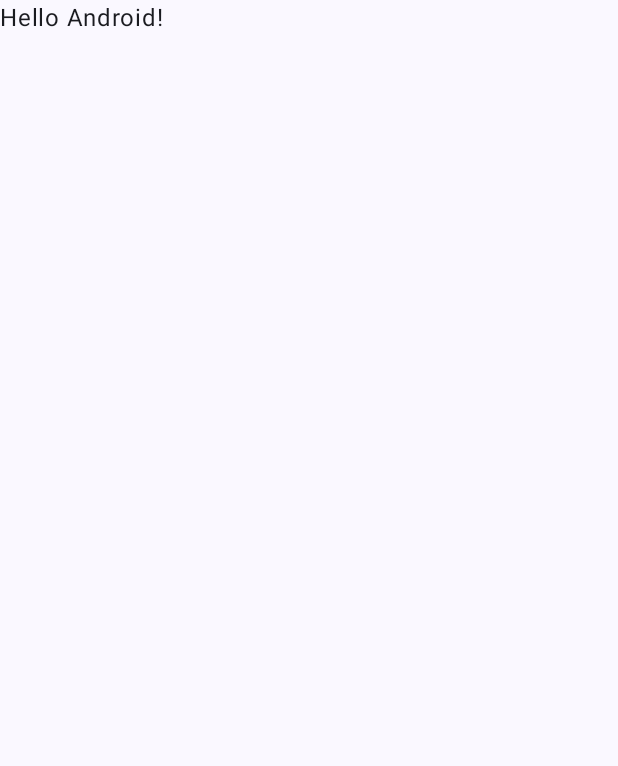
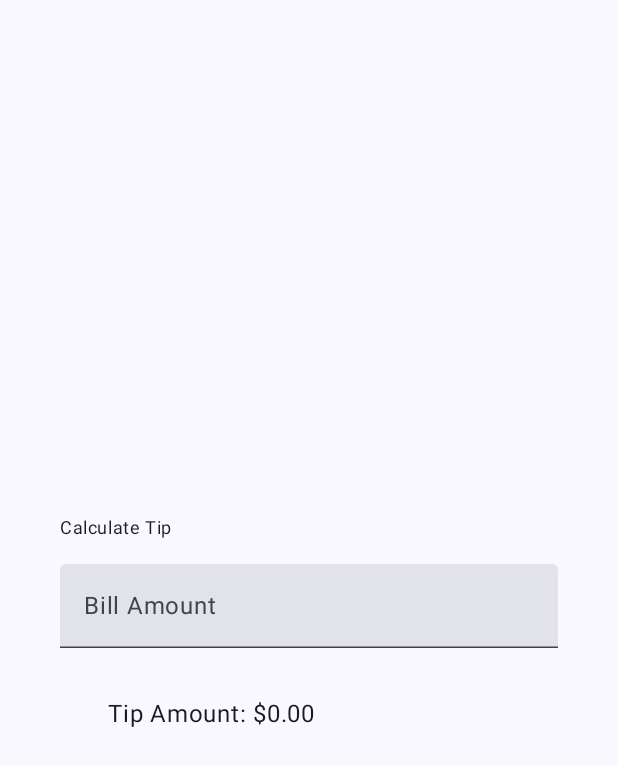
Before and after one commit to PrimozPernat/Dice-Roller-Compose, an Android app built with Jetpack Compose: the screen it shows after launch (MainActivity before the commit, TipCalculatorActivity after it), on a phone screen of 412 x 824 dp. Before the commit the part shown is almost empty. Shown: the top 766 px of the screen. Run offline under Robolectric (Android 15) with nearby library versions, the phone set to English and light mode, and no system bars.

Commit message:
Tip Calculator conclusion, also important: http://tinyurl.com/yzecnzfh

```diff
--- a/app/tipcalcultor/src/main/AndroidManifest.xml
+++ b/app/tipcalcultor/src/main/AndroidManifest.xml
@@ -9,7 +9,7 @@
         android:supportsRtl="true"
         android:theme="@style/Theme.DiceRollerCompose">
         <activity
-            android:name=".MainActivity"
+            android:name=".TipCalculatorActivity"
             android:exported="true"
             android:label="@string/app_name"
             android:theme="@style/Theme.DiceRollerCompose">
--- a/app/tipcalcultor/src/main/java/pp/tipcalcultor/TipCalculatorActivity.kt
+++ b/app/tipcalcultor/src/main/java/pp/tipcalcultor/TipCalculatorActivity.kt
@@ -3,16 +3,35 @@ package pp.tipcalcultor
 import android.os.Bundle
 import androidx.activity.ComponentActivity
 import androidx.activity.compose.setContent
+import androidx.compose.foundation.layout.Arrangement
+import androidx.compose.foundation.layout.Column
 import androidx.compose.foundation.layout.fillMaxSize
+import androidx.compose.foundation.layout.fillMaxWidth
+import androidx.compose.foundation.layout.padding
+import androidx.compose.foundation.layout.safeDrawingPadding
+import androidx.compose.foundation.layout.statusBarsPadding
+import androidx.compose.foundation.rememberScrollState
+import androidx.compose.foundation.text.KeyboardOptions
+import androidx.compose.foundation.verticalScroll
 import androidx.compose.material3.MaterialTheme
 import androidx.compose.material3.Surface
 import androidx.compose.material3.Text
+import androidx.compose.material3.TextField
 import androidx.compose.runtime.Composable
+import androidx.compose.runtime.getValue
+import androidx.compose.runtime.mutableStateOf
+import androidx.compose.runtime.remember
+import androidx.compose.runtime.setValue
+import androidx.compose.ui.Alignment
 import androidx.compose.ui.Modifier
+import androidx.compose.ui.res.stringResource
+import androidx.compose.ui.text.input.KeyboardType
 import androidx.compose.ui.tooling.preview.Preview
+import androidx.compose.ui.unit.dp
 import pp.tipcalcultor.ui.theme.DiceRollerComposeTheme
+import java.text.NumberFormat
 
-class MainActivity : ComponentActivity() {
+class TipCalculatorActivity : ComponentActivity() {
     override fun onCreate(savedInstanceState: Bundle?) {
         super.onCreate(savedInstanceState)
         setContent {
@@ -22,25 +41,82 @@ class MainActivity : ComponentActivity() {
                     modifier = Modifier.fillMaxSize(),
                     color = MaterialTheme.colorScheme.background
                 ) {
-                    Greeting("Android")
+                    TipTimeLayout()
                 }
             }
         }
     }
 }
 
+@Preview(showBackground = true)
 @Composable
-fun Greeting(name: String, modifier: Modifier = Modifier) {
-    Text(
-        text = "Hello $name!",
+fun TipTimePreview() {
+    DiceRollerComposeTheme {
+        TipTimeLayout()
+    }
+}
+
+@Composable
+fun TipTimeLayout() {
+    var amountInput by remember { mutableStateOf("") }
+    val amount = amountInput.toDoubleOrNull() ?: 0.0
+    val tip = calculateTip(amount)
+
+    Column(
+        modifier = Modifier
+            .statusBarsPadding()
+            .padding(40.dp)
+            .verticalScroll(rememberScrollState())
+            .safeDrawingPadding(),
+        horizontalAlignment = Alignment.CenterHorizontally,
+        verticalArrangement = Arrangement.Center,
+    ) {
+        Text(
+            text = stringResource(id = R.string.calculate_tip),
+            style = MaterialTheme.typography.bodySmall,
+            modifier = Modifier
+                .padding(bottom = 16.dp, top = 40.dp)
+                .align(alignment = Alignment.Start)
+        )
+
+
+        EditNumberField(
+            value = amountInput,
+            onValueChanged = {
+                amountInput = it
+            },
+            modifier = Modifier
+                .fillMaxWidth()
+        )
+
+        Text(
+            text = stringResource(id = R.string.tip_amount, "$tip"),
+            modifier = Modifier
+                .align(alignment = Alignment.Start)
+                .padding(32.dp)
+        )
+    }
+}
+
+@Composable
+fun EditNumberField(
+    value: String,
+    onValueChanged: (String) -> Unit,
+    modifier: Modifier = Modifier
+) {
+
+
+    TextField(
+        label = { Text(text = stringResource(id = R.string.bill_amount)) },
+        singleLine = true,
+        keyboardOptions = KeyboardOptions(keyboardType = KeyboardType.Number),
+        value = value,
+        onValueChange = onValueChanged,
         modifier = modifier
     )
 }
 
-@Preview(showBackground = true)
-@Composable
-fun GreetingPreview() {
-    DiceRollerComposeTheme {
-        Greeting("Android")
-    }
+private fun calculateTip(amount: Double, tipPercent: Double = 15.0): String {
+    val tip = tipPercent / 100 * amount
+    return NumberFormat.getCurrencyInstance().format(tip)
 }
--- a/app/tipcalcultor/src/main/res/values/strings.xml
+++ b/app/tipcalcultor/src/main/res/values/strings.xml
@@ -2,5 +2,6 @@
     <string name="app_name">Tip Calcultor</string>
     <string name="calculate_tip">Calculate Tip</string>
     <string name="bill_amount">Bill Amount</string>
+    <string name="tip_percentage">Tip Percentage</string>
     <string name="tip_amount">Tip Amount: %s</string>
 </resources>
```
